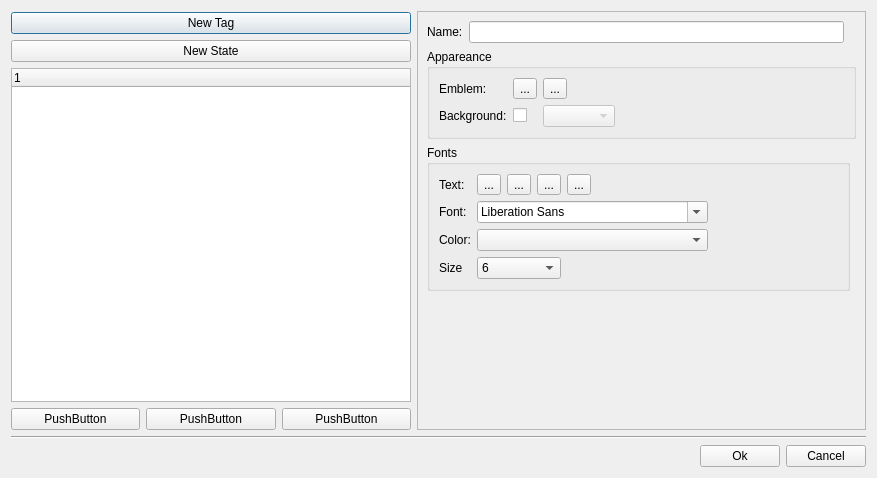
Qt form src/tag/tag_factory.ui (leroy-anthony/weshtunotes) before a commit.
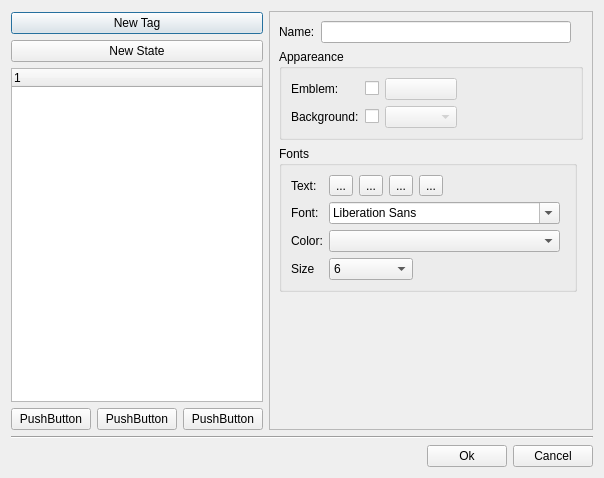
The same form after that commit. Custom widgets are drawn as their Qt base class.

Commit message: Ajout gestion Tag, Refactorisation code, Correction combo font, ...

Patch:
```diff
--- a/src/tag/tag_factory.ui
+++ b/src/tag/tag_factory.ui
@@ -6,7 +6,7 @@
    <rect>
     <x>0</x>
     <y>0</y>
-    <width>877</width>
+    <width>604</width>
     <height>478</height>
    </rect>
   </property>
@@ -172,9 +172,6 @@
                  </property>
                 </widget>
                </item>
-               <item row="4" column="1" colspan="5">
-                <widget class="QtColorPicker" name="m_colorText"/>
-               </item>
                <item row="5" column="0">
                 <widget class="QLabel" name="label_7">
                  <property name="maximumSize">
@@ -337,6 +334,9 @@
                  </property>
                 </widget>
                </item>
+               <item row="4" column="1" colspan="5">
+                <widget class="KColorCombo" name="m_colorText"/>
+               </item>
               </layout>
              </widget>
             </item>
@@ -376,13 +376,6 @@
                  </property>
                 </widget>
                </item>
-               <item row="1" column="2" colspan="2">
-                <widget class="QtColorPicker" name="m_colorItem">
-                 <property name="enabled">
-                  <bool>false</bool>
-                 </property>
-                </widget>
-               </item>
                <item row="0" column="4">
                 <spacer name="horizontalSpacer">
                  <property name="orientation">
@@ -403,17 +396,27 @@
                  </property>
                 </widget>
                </item>
-               <item row="0" column="1">
-                <widget class="QToolButton" name="toolButton">
-                 <property name="text">
-                  <string>...</string>
+               <item row="1" column="2">
+                <widget class="KColorCombo" name="m_colorItem">
+                 <property name="enabled">
+                  <bool>false</bool>
                  </property>
                 </widget>
                </item>
                <item row="0" column="2">
-                <widget class="QToolButton" name="toolButton_6">
+                <widget class="KIconButton" name="m_iconButton">
+                 <property name="enabled">
+                  <bool>false</bool>
+                 </property>
+                </widget>
+               </item>
+               <item row="0" column="1">
+                <widget class="QCheckBox" name="m_withIcon">
+                 <property name="enabled">
+                  <bool>true</bool>
+                 </property>
                  <property name="text">
-                  <string>...</string>
+                  <string/>
                  </property>
                 </widget>
                </item>
@@ -482,7 +485,12 @@
  </widget>
  <customwidgets>
   <customwidget>
-   <class>QtColorPicker</class>
+   <class>KIconButton</class>
+   <extends>QPushButton</extends>
+   <header>kicondialog.h</header>
+  </customwidget>
+  <customwidget>
+   <class>KColorCombo</class>
    <extends>QComboBox</extends>
    <header>../widget/qtcolorpicker.h</header>
   </customwidget>
```
Left out of the diff: 2 changed lines with no effect on the pictures. The commit also changes 33 other files.
